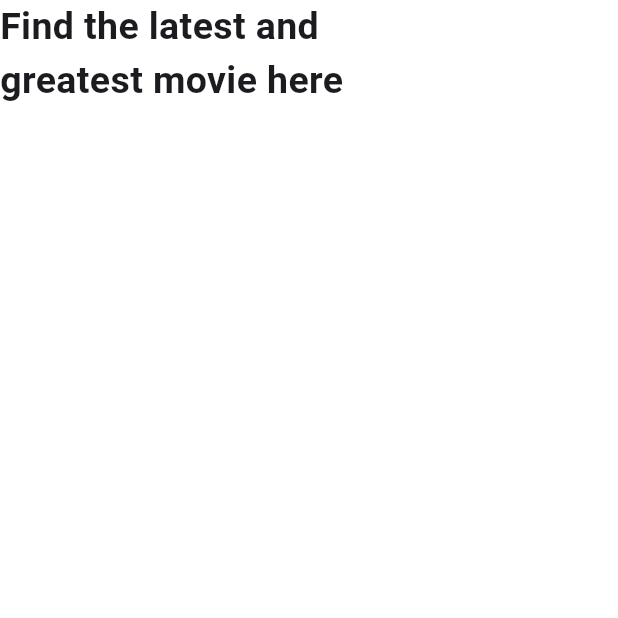
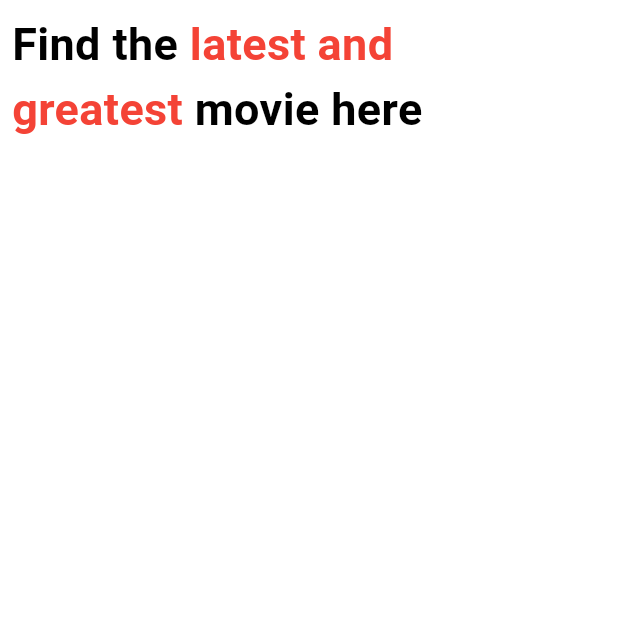
Before and after one commit to Eranga035225/movie_app_flutter_mobile_app, a Flutter app: the screen it shows after launch, on a phone screen of 412 x 824 dp, the top half of it. Run offline on Flutter 3.47's test engine with Material 3 defaults, Android fonts, the phone set to English and light mode, and no system bars.

Commit message:
created rich text

```diff
--- a/lib/screens/onboard_screen1.dart
+++ b/lib/screens/onboard_screen1.dart
@@ -13,12 +13,27 @@ class _OnBoardScreen1State extends State<OnBoardScreen1> {
     return Scaffold(
       backgroundColor: Colors.white,
       body: SafeArea(
-        child: Column(
+        child: Padding(
+          padding: const EdgeInsets.all(8.0),
+          child: Column(
 
-          children: [
-          Text('Find the latest and\ngreatest movie here',style: TextStyle(fontWeight: FontWeight.bold,fontSize: 25),),
-        ],),
-      )
+            children: [
+              Text.rich(
+                TextSpan(
+                  text: 'Find the',
+                  style: TextStyle(color: Colors.black,fontSize: 30,fontWeight: FontWeight.bold),
+                  children: [
+                    TextSpan(text: ' latest and\ngreatest',style: TextStyle(color: Colors.red,fontSize: 30,fontWeight: FontWeight.bold)),
+                    TextSpan(text: ' movie here',style: TextStyle(color: Colors.black,fontSize: 30,fontWeight: FontWeight.bold)),
+                  ]
+
+                ))]
+
+
+
+                  ),
+        ))
+
 
 
 
```
